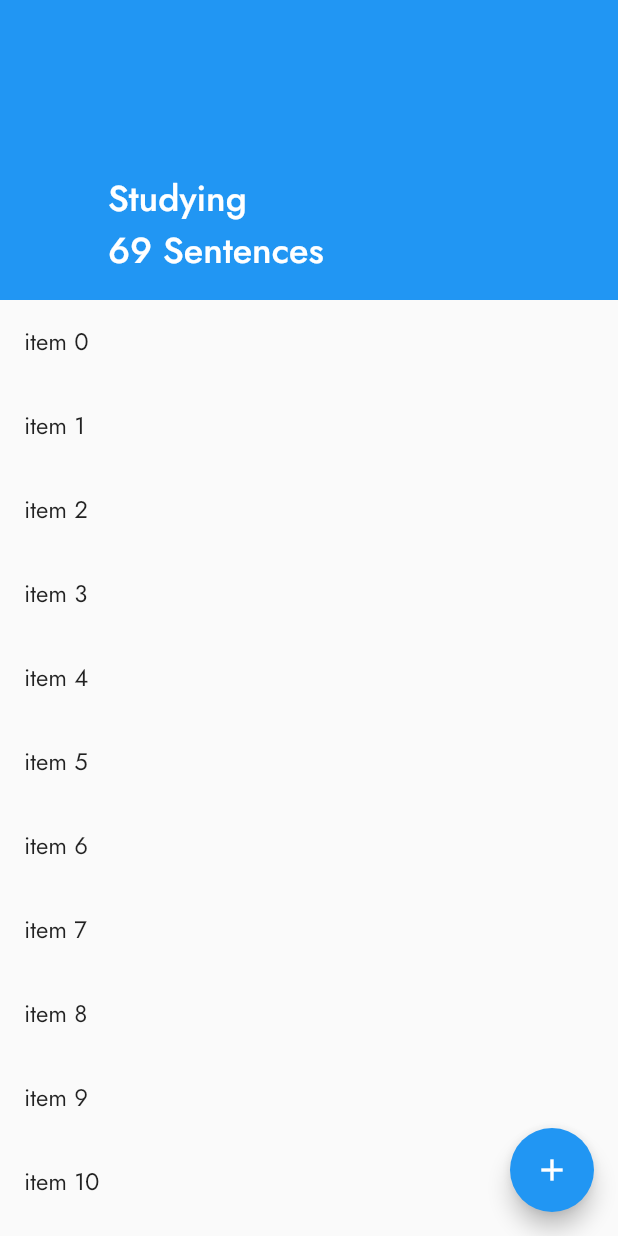
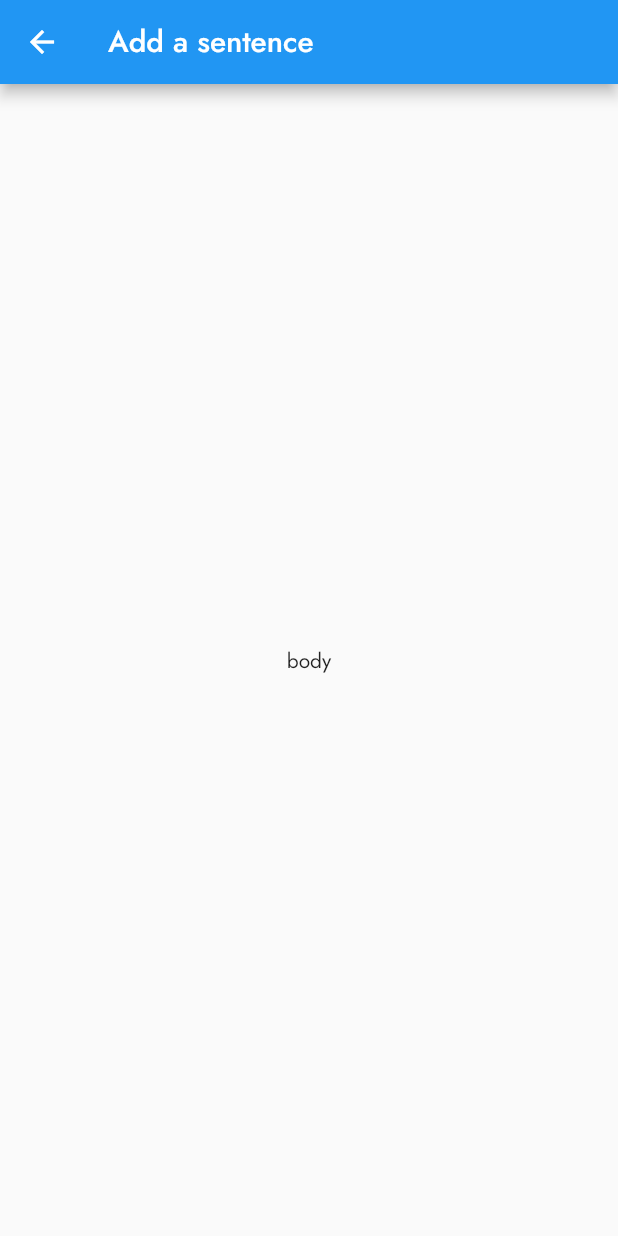
Before and after one commit to eugenelgm/EasySpeak, a Flutter app: the screen it shows after launch, after a tap on the "add" icon, on a phone screen of 412 x 824 dp. Run offline on Flutter 3.47's test engine with Material 2 defaults, Android fonts, the phone set to English and light mode, and no system bars; our stand-ins replace flutter_svg, flutter_tts.

Commit message:
Add a SentenceAdd screen

```diff
--- a/lib/main.dart
+++ b/lib/main.dart
@@ -1,3 +1,4 @@
+import 'package:easy_speak_flutter/src/SentenceAdd.dart';
 import 'package:flutter/material.dart';
 import 'package:flutter_svg/flutter_svg.dart';
 import 'package:flutter_tts/flutter_tts.dart';
@@ -111,7 +112,11 @@ class _MyHomePageState extends State<MyHomePage> {
       ),
       floatingActionButton: FloatingActionButton(
         onPressed: (){
-          tts.speak('Hello, World!');
+          //tts.speak('Hello, World!');
+          Navigator.push(
+              context,
+              MaterialPageRoute(builder: (context) => const SentenceAdd())
+          );
         },
         tooltip: 'Increment',
         child: const Icon(Icons.add),
--- /dev/null
+++ b/lib/src/SentenceAdd.dart
@@ -0,0 +1,26 @@
+
+import 'package:flutter/material.dart';
+
+class SentenceAdd extends StatefulWidget {
+  const SentenceAdd({Key? key}) : super(key: key);
+
+  @override
+  State<StatefulWidget> createState() {
+    return _SentenceAddState();
+  }
+
+}
+
+class _SentenceAddState extends State<SentenceAdd> {
+  @override
+  Widget build(BuildContext context) {
+    return Scaffold(
+      appBar: AppBar(
+          title: const Text('Add a sentence')
+      ),
+      body: const Center(
+        child: Text('body'),
+      ),
+    );
+  }
+}
--- a/pubspec.yaml
+++ b/pubspec.yaml
@@ -36,6 +36,7 @@ dependencies:
   # Use with the CupertinoIcons class for iOS style icons.
   cupertino_icons: ^1.0.2
   flutter_svg: ^1.0.1
+  speech_to_text: ^5.6.1
 
 dev_dependencies:
   flutter_test:
```
Also changed, not shown: pubspec.lock, 2 other files.
